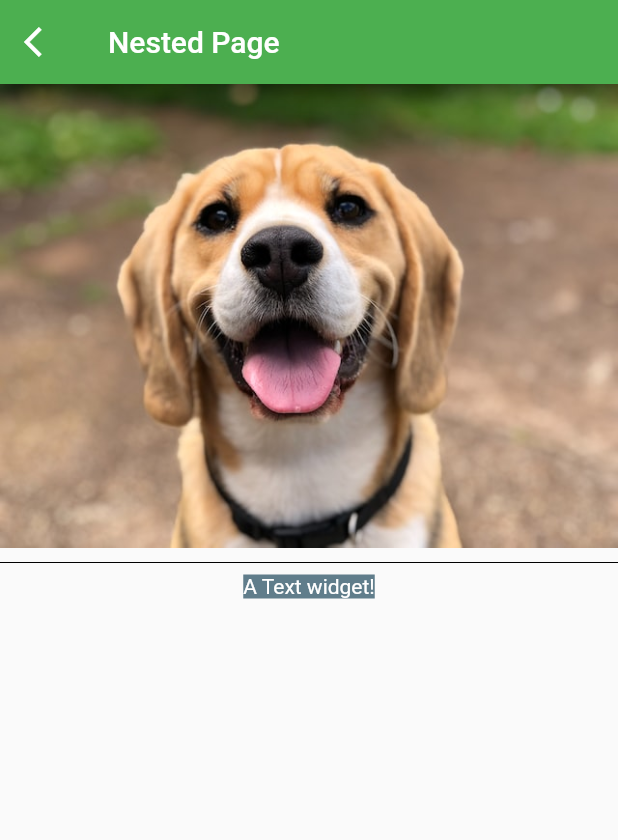
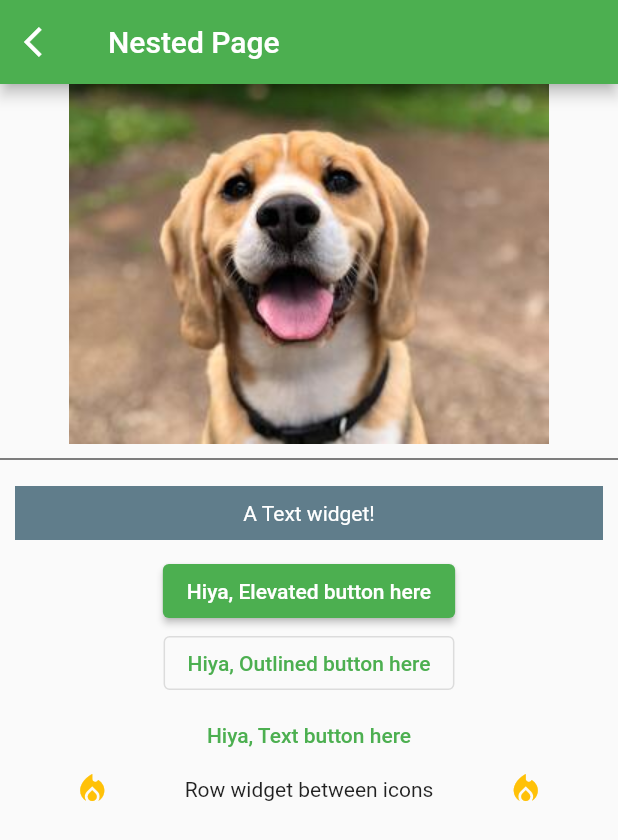
Before and after one commit to pantomassi/flutter_basic, a Flutter app: the NestedPage screen opened directly, on a phone screen of 412 x 824 dp. Shown: the top 840 px of the screen. Run offline on Flutter 3.47's test engine with Material 2 defaults, Android fonts, the phone set to English and light mode, and no system bars.

Commit message:
Add row to NestedPage

```diff
--- a/lib/nested_page.dart
+++ b/lib/nested_page.dart
@@ -23,19 +23,52 @@ class _NestedPageState extends State<NestedPage> {
       ),
       body: Column(
         children: [
-          Image.asset('images/doggo.jpg'),
+          Image.asset(
+            'images/doggo_sm.jpg',
+          ),
           const SizedBox(
             height: 2,
           ),
           const Divider(color: Colors.black),
           Container(
+            margin: const EdgeInsets.all(10.0),
+            padding: const EdgeInsets.all(10.0),
             color: Colors.blueGrey,
-            child: const Text(
-              'A Text widget!',
-              style: TextStyle(
-                color: Colors.white,
+            width: double.infinity,
+            child: const Center(
+              child: Text(
+                'A Text widget!',
+                style: TextStyle(
+                  color: Colors.white,
+                ),
               ),
             ),
+          ),
+          ElevatedButton(
+            onPressed: () {
+              debugPrint('Inside body/elevated button');
+            },
+            child: const Text('Hiya, Elevated button here'),
+          ),
+          OutlinedButton(
+            onPressed: () {
+              debugPrint('Inside body/outlined button');
+            },
+            child: const Text('Hiya, Outlined button here'),
+          ),
+          TextButton(
+            onPressed: () {
+              debugPrint('Inside body/Text button');
+            },
+            child: const Text('Hiya, Text button here'),
+          ),
+          Row(
+            mainAxisAlignment: MainAxisAlignment.spaceEvenly,
+            children: const [
+              Icon(Icons.local_fire_department, color: Colors.amber),
+              Text('Row widget between icons'),
+              Icon(Icons.local_fire_department, color: Colors.amber),
+            ],
           ),
         ],
       ),
```
Also changed, not shown: images/doggo.jpg (deleted), images/doggo_sm.jpg (added).
